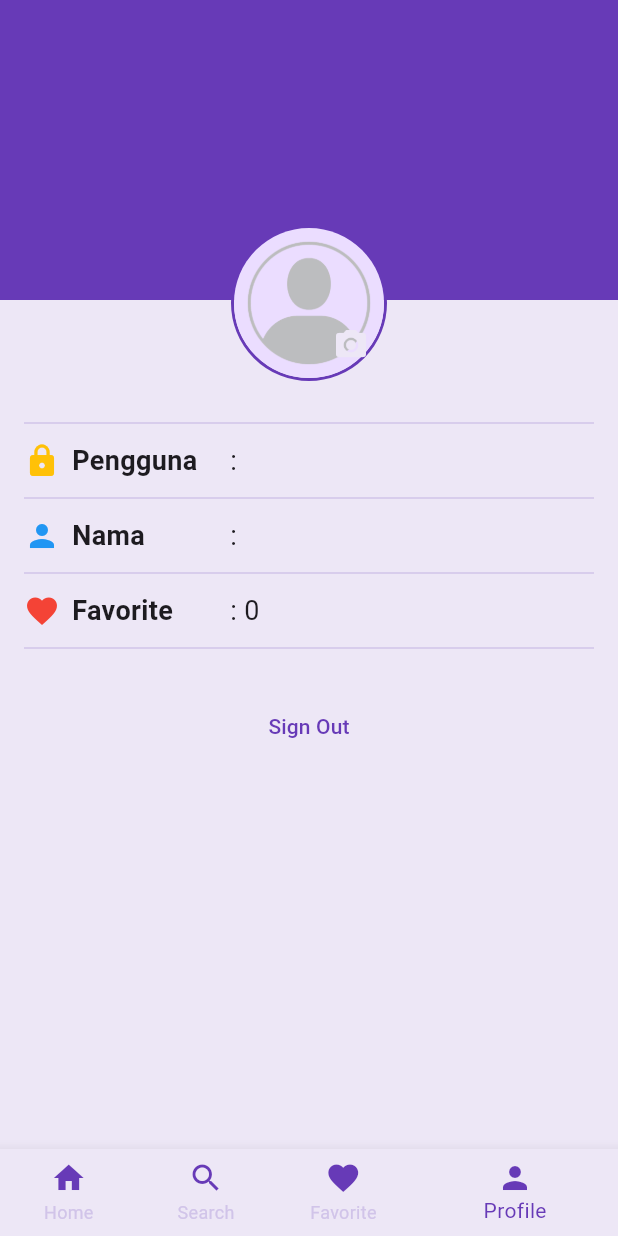
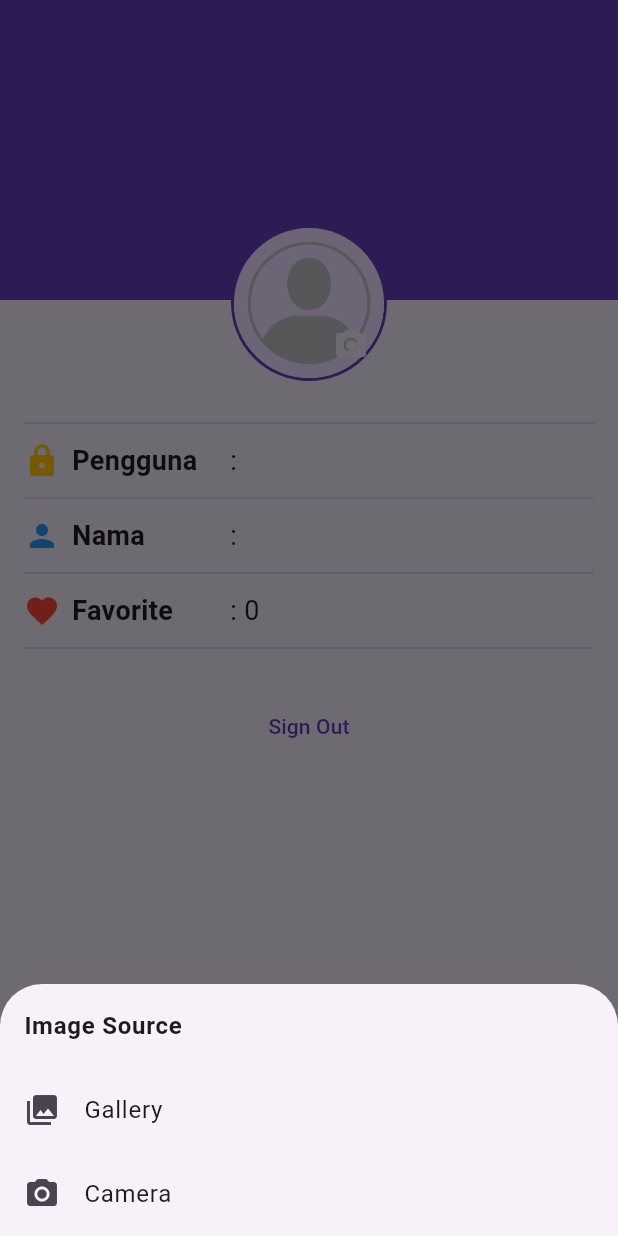
Before and after one commit to MGilangSeftian/Project-wisata-candi-PAB1, a Flutter app: the screen it shows after launch, item 4 of the bottom bar chosen, after a tap on the "camera alt" icon, on a phone screen of 412 x 824 dp. Run offline on Flutter 3.47's test engine with Material 3 defaults, Android fonts, the phone set to English and light mode, and no system bars; our stand-ins replace cached_network_image, image_picker, shared_preferences; missing offline and left inert: encrypt.

Commit message:
Integrasi Kamera dan Gambar

```diff
--- a/wisata_candi/lib/screens/profile_screen.dart
+++ b/wisata_candi/lib/screens/profile_screen.dart
@@ -1,7 +1,12 @@
+import 'dart:io';
 import 'package:flutter/material.dart';
+import 'package:shared_preferences/shared_preferences.dart';
+import 'package:encrypt/encrypt.dart' as encrypt;
+import 'package:image_picker/image_picker.dart';
+import 'package:flutter/foundation.dart';
 
 class ProfileScreen extends StatefulWidget {
-  const ProfileScreen({super.key});
+  const ProfileScreen({super.key,});
 
   @override
   State<ProfileScreen> createState() => _ProfileScreenState();
@@ -14,6 +19,70 @@ class _ProfileScreenState extends State<ProfileScreen> {
   String userName = "";
   int favoriteCandiCount = 0;
   late Color iconColor;
+  String _imageFile = '';
+  final picker = ImagePicker();
+
+  Future<void> _saveImageToPrefs() async {
+    final prefs = await SharedPreferences.getInstance();
+    prefs.setString('imagePath', _imageFile);
+  }
+  Future<void> _loadImageFromPrefs() async {
+    final prefs = await SharedPreferences.getInstance();
+    setState(() {
+      _imageFile = prefs.getString('imagePath') ?? '';
+    });
+  }
+
+  Future<void> _getImage(ImageSource source) async {
+    if (kIsWeb && source == ImageSource.camera) {
+      return;
+    }
+      final pickedFile = await picker.pickImage(
+        source: source,
+        maxHeight: 720,
+        maxWidth: 720,
+        imageQuality: 80,
+      );
+      if (pickedFile != null) {
+        setState(() {
+          _imageFile = pickedFile.path;
+        });
+        _saveImageToPrefs();
+      }
+}
+  void _showPicker(){
+    showModalBottomSheet(
+        context: context,
+        builder: (BuildContext context){
+          return Column(
+            mainAxisSize: MainAxisSize.min,
+            children: [
+              ListTile(
+                title: Text(
+                  'Image Source',
+                  style: TextStyle(fontWeight: FontWeight.bold),
+                ),
+              ),
+              ListTile(
+                leading: Icon(Icons.photo_library),
+                title: Text('Gallery'),
+                onTap: (){
+                  Navigator.of(context).pop();
+                  _getImage(ImageSource.gallery);
+                },
+              ),
+              ListTile(
+                leading: Icon(Icons.photo_camera),
+                title: Text('Camera'),
+                onTap: (){
+                  Navigator.of(context).pop();
+                  _getImage(ImageSource.camera);
+                },
+              ),
+            ],
+          );
+        });
+  }
 
   // Todo 5 Implementasi Fungsi Sign In
   void signIn(){
@@ -30,6 +99,47 @@ class _ProfileScreenState extends State<ProfileScreen> {
     setState(() {
       isSignedIn = !isSignedIn;
     });
+  }
+
+  Future<Map<String, String>> _retrieveAndDecryptDataFromPrefs(
+      SharedPreferences prefs) async {
+    final encryptedUsername = prefs.getString('username') ?? '';
+    final encryptedName = prefs.getString('fullname') ?? '';
+    final keyString = prefs.getString('key') ?? '';
+    final ivString = prefs.getString('iv') ?? '';
+
+    if (keyString.isEmpty || ivString.isEmpty || encryptedUsername.isEmpty || encryptedName.isEmpty) {
+      throw Exception('Data terenkripsi tidak ditemukan!');
+    }
+
+    try {
+      final key = encrypt.Key.fromBase64(keyString);
+      final iv = encrypt.IV.fromBase64(ivString);
+      final encrypter = encrypt.Encrypter(encrypt.AES(key));
+      final decryptedUsername = encrypter.decrypt64(encryptedUsername, iv: iv);
+      final decryptedName = encrypter.decrypt64(encryptedName, iv: iv);
+
+      return {'username': decryptedUsername, 'fullname' : decryptedName};
+    } catch (e) {
+      return {'username': 'Gagal Dekripsi'};
+    }
+  }
+
+  Future<void> _loadUserData() async {
+    final prefs = await SharedPreferences.getInstance();
+
+      final data = await _retrieveAndDecryptDataFromPrefs(prefs);
+      setState(() {
+        userName = data['username'] ?? '';
+        fullName = data ['fullname'] ?? '';
+      });
+  }
+
+  @override
+  void initState() {
+    super.initState();
+    _loadUserData();
+    _loadImageFromPrefs();
   }
 
   @override
@@ -61,12 +171,18 @@ class _ProfileScreenState extends State<ProfileScreen> {
                           ),
                           child: CircleAvatar(
                             radius: 50,
-                            backgroundImage: AssetImage('images/placeholder_image.png'),
+                            backgroundImage: _imageFile.isNotEmpty
+                                ? (kIsWeb
+                                ? NetworkImage(_imageFile)
+                                : FileImage(File(_imageFile))) as ImageProvider
+                                : AssetImage('images/placeholder_image.png'),
                           ),
                         ),
                         if (isSignedIn)
                           IconButton(
-                              onPressed: (){},
+                              onPressed: (){
+                                _showPicker();
+                              },
                               icon: Icon(Icons.camera_alt, color: Colors.deepPurple[50],),),
                       ],
                     ),
--- a/wisata_candi/pubspec.yaml
+++ b/wisata_candi/pubspec.yaml
@@ -38,6 +38,7 @@ dependencies:
   cached_network_image: ^3.4.1
   shared_preferences: ^2.3.3
   encrypt: ^5.0.3
+  image_picker: ^1.1.2
 
 dev_dependencies:
   flutter_test:
```
